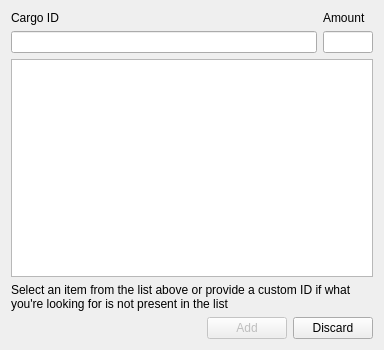
The window that Qt Designer UI/cargo_dialog.ui (n0stalghia/Sunless_Skies_Save_Editor) describes before a commit, drawn with Qt 5.
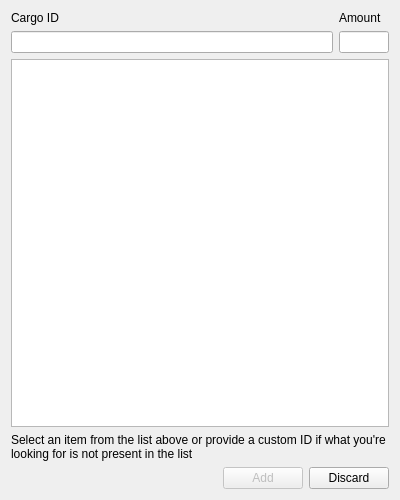
The same window after the commit.

Commit message: Bank Tab: adding remaining values (Tier 1, Tier 2 modules, Scouts) Resized Cargo Dialog for better navigation of longer lists Updated thanks in the About window

Patch:
```diff
--- a/Qt Designer UI/cargo_dialog.ui
+++ b/Qt Designer UI/cargo_dialog.ui
@@ -6,8 +6,8 @@
    <rect>
     <x>0</x>
     <y>0</y>
-    <width>384</width>
-    <height>350</height>
+    <width>400</width>
+    <height>500</height>
    </rect>
   </property>
   <property name="windowTitle">
```
The commit also changes 4 other files.
